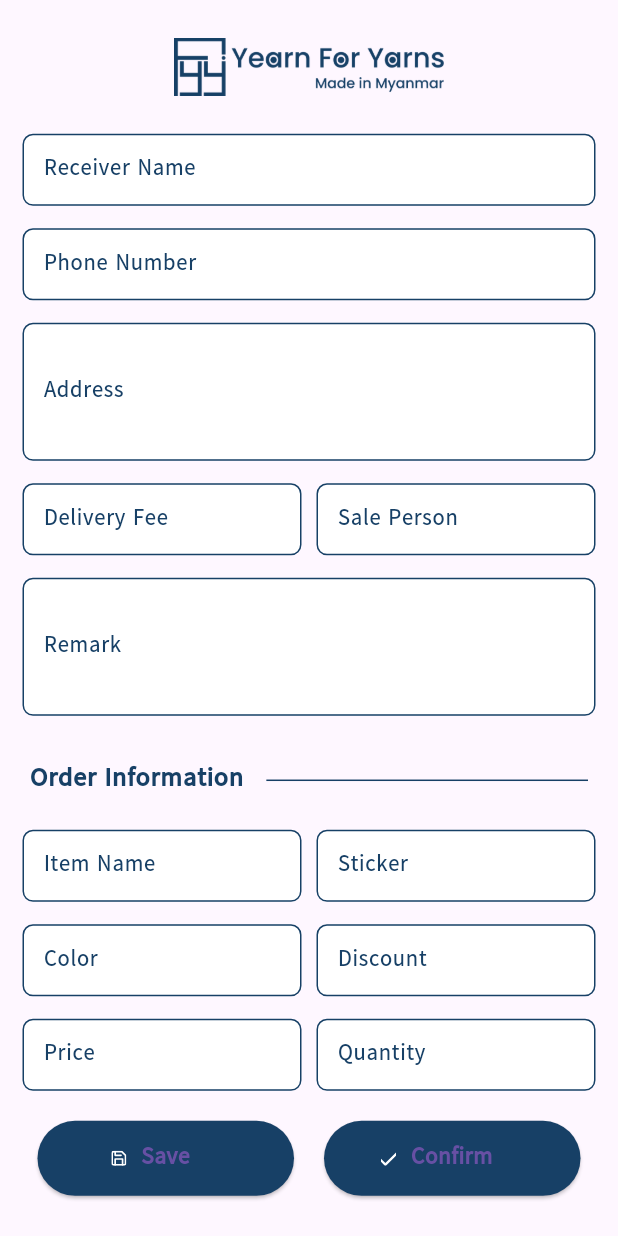
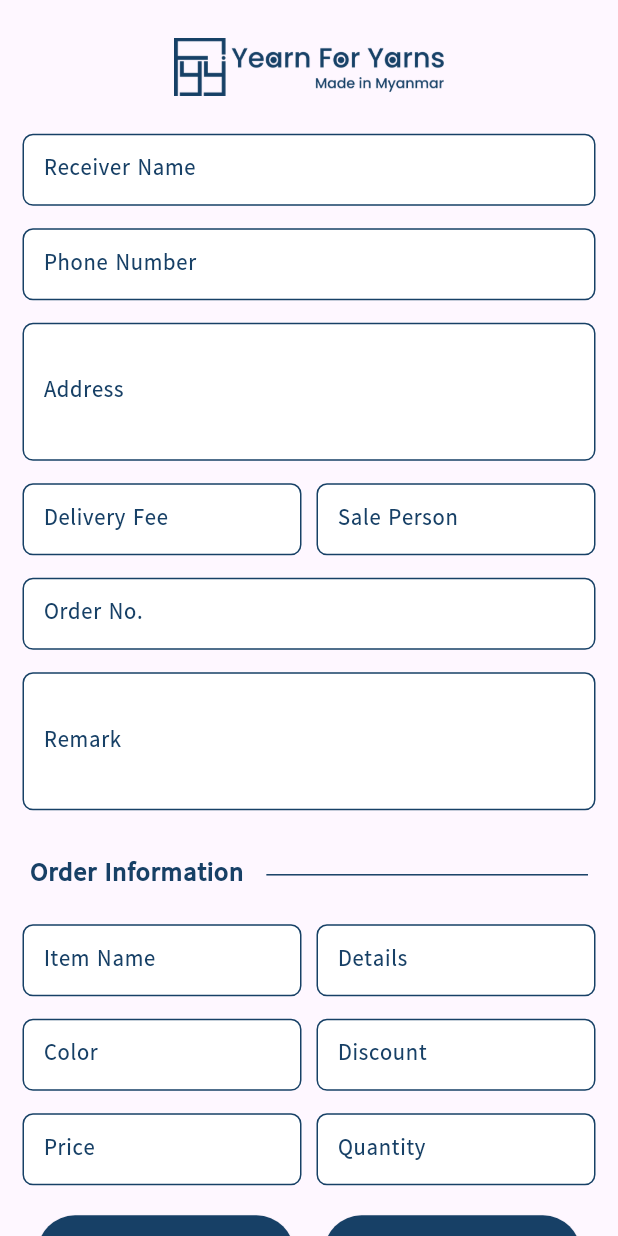
Before and after one commit to MinnKhantThuu/yfy_invoice_generator, a Flutter app: the screen it shows after launch, on a phone screen of 412 x 824 dp. Run offline on Flutter 3.47's test engine with Material 3 defaults, Android fonts, the light colour scheme and no system bars; our stand-ins replace flutter_svg, image_gallery_saver, localstorage, screenshot, shared_preferences.

Commit message:
updated project version

```diff
--- a/lib/screen/first_item_screen.dart
+++ b/lib/screen/first_item_screen.dart
@@ -46,6 +46,7 @@ class _FirstItemScreenState extends State<FirstItemScreen> {
   TextEditingController priceController = TextEditingController();
   TextEditingController quantityController = TextEditingController();
   TextEditingController discountController = TextEditingController();
+  TextEditingController orderController = TextEditingController();
 
   bool _isInvoiceEmpty = false;
   bool _isUserDataEmpty = false;
@@ -141,7 +142,7 @@ class _FirstItemScreenState extends State<FirstItemScreen> {
                   text: 'Phone Number',
                   // isNumKeyboard: true,
                   textInputAction: true,
-                  inputFormatter: true,
+                  // inputFormatter: true,
                 ),
                 const SizedBox(
                   height: 15,
@@ -179,6 +180,14 @@ class _FirstItemScreenState extends State<FirstItemScreen> {
                       ),
                     ],
                   ),
+                ),
+                const SizedBox(
+                  height: 15,
+                ),
+                TextInput(
+                  controller: orderController,
+                  text: 'Order No.',
+                  isNumKeyboard: true,
                 ),
                 const SizedBox(
                   height: 15,
@@ -250,7 +259,7 @@ class _FirstItemScreenState extends State<FirstItemScreen> {
                       Expanded(
                         child: TextInput(
                           controller: stickerController,
-                          text: 'Sticker',
+                          text: 'Details',
                         ),
                       ),
                     ],
@@ -388,7 +397,8 @@ class _FirstItemScreenState extends State<FirstItemScreen> {
                             if (receiverNameController.value.text.isEmpty ||
                                 phoneNumberController.value.text.isEmpty ||
                                 addressController.value.text.isEmpty ||
-                                salePersonController.value.text.isEmpty) {
+                                salePersonController.value.text.isEmpty ||
+                                orderController.value.text.isEmpty) {
                               setState(() {
                                 _isUserDataEmpty = true;
                               });
@@ -411,6 +421,7 @@ class _FirstItemScreenState extends State<FirstItemScreen> {
                             String remark = remarkController.value.text.isEmpty
                                 ? ''
                                 : remarkController.value.text;
+                            int orderId = int.parse(orderController.value.text);
                             Map<dynamic, dynamic> userData = {};
                             userData['receiverName'] = receiverName;
                             userData['phoneName'] = phoneName;
@@ -418,6 +429,7 @@ class _FirstItemScreenState extends State<FirstItemScreen> {
                             userData['deliveryFee'] = deliveryFee;
                             userData['salePerson'] = salePerson;
                             userData['remark'] = remark;
+                            userData['orderId'] = orderId;
 
                             var totalAmount = 0.0;
                             for (var subtotal in Constants.listInvoiceData.map(
--- a/lib/screen/preview_screen.dart
+++ b/lib/screen/preview_screen.dart
@@ -325,7 +325,8 @@ class _PreviewScreenState extends State<PreviewScreen> {
                                       ),
                                     ),
                                     Text(
-                                      '${Constants.month}/${widget.getInvoice.toString().padLeft(4, '0')}',
+                                      // '${Constants.month}/${widget.getInvoice.toString().padLeft(4, '0')}',
+                                      '${DateTime.now().year}/${widget.userData['orderId']}',
                                       style: const TextStyle(
                                         fontSize: 9.0,
                                         color: PreviewScreen.accentColor,
@@ -387,7 +388,7 @@ class _PreviewScreenState extends State<PreviewScreen> {
                                 tableColumn(
                                   r1: 'No.',
                                   r2: 'Item',
-                                  r3: 'Sticker',
+                                  r3: 'Details',
                                   r4: 'Color',
                                   r5: 'Price',
                                   r6: 'Qty',
--- a/lib/utils/uis.dart
+++ b/lib/utils/uis.dart
@@ -9,12 +9,12 @@ TableRow tableColumn({
   required String r5,
   required String r6,
   required String r7,
-  Color fcolor: Colors.white,
-  FontWeight fweight: FontWeight.bold,
-  double fsize: 20.0,
-  String ffamily: 'Myanmar',
-  double theight: 30,
-  Color bgColor: PreviewScreen.accentColor,
+  Color fcolor = Colors.white,
+  FontWeight fweight = FontWeight.bold,
+  double fsize = 20.0,
+  String ffamily = 'Myanmar',
+  double theight = 30,
+  Color bgColor = PreviewScreen.accentColor,
 }) {
   return TableRow(
     decoration: BoxDecoration(color: bgColor),
@@ -129,11 +129,11 @@ TableRow tableRow({
   required String r5,
   required String r6,
   required String r7,
-  Color fcolor: Colors.white,
-  FontWeight fweight: FontWeight.normal,
-  double fsize: 20.0,
-  String ffamily: 'Myanmar',
-  double theight: 30,
+  Color fcolor = Colors.white,
+  FontWeight fweight = FontWeight.normal,
+  double fsize = 20.0,
+  String ffamily = 'Myanmar',
+  double theight = 30,
   bool selected = false,
 }) {
   return TableRow(
@@ -243,13 +243,13 @@ TableRow tableRow({
 
 Text text({
   required text,
-  double size: 10,
-  FontWeight weight: FontWeight.normal,
-  FontStyle style: FontStyle.normal,
-  String family: 'Courier',
-  Color bgColor: Colors.transparent,
-  Color color: Colors.white,
-  bool tcapital: false,
+  double size = 10,
+  FontWeight weight = FontWeight.normal,
+  FontStyle style = FontStyle.normal,
+  String family = 'Courier',
+  Color bgColor = Colors.transparent,
+  Color color = Colors.white,
+  bool tcapital = false,
 }) {
   return Text(
     tcapital ? text.toUpperCase() : text,
--- a/lib/widgets/text_input_widget.dart
+++ b/lib/widgets/text_input_widget.dart
@@ -29,7 +29,9 @@ class TextInput extends StatelessWidget {
         child: TextFormField(
           inputFormatters: inputFormatter
               ? [FilteringTextInputFormatter.deny(RegExp('[a-zA-Z]+'))]
-              : [],
+              : isNumKeyboard
+                  ? [FilteringTextInputFormatter.digitsOnly]
+                  : [],
           // autofocus: true,
           keyboardType:
               isNumKeyboard ? TextInputType.number : TextInputType.multiline,
```
Also changed, not shown: lib/test.dart (deleted, +0 -17 lines), pubspec.yaml (+5 -5 lines), pubspec.lock, 2 other files.
